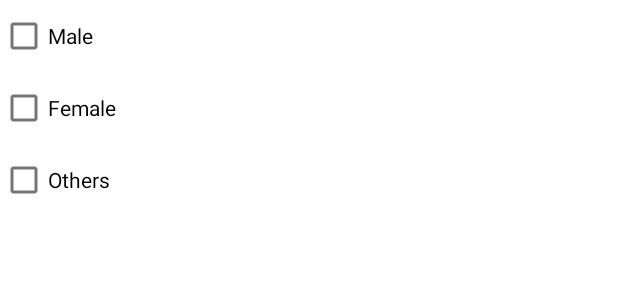
After one commit to kornsophea/BottomNav, an Android app: the layout activity_check_box.xml on its own in the app's theme, with its tools: preview values and no code run, on a phone screen of 412 x 824 dp. The commit adds this screen. Shown: the top 300 px of the screen. Run offline under Robolectric (Android 15) with nearby library versions, the phone set to English and light mode, and no system bars.

Commit message:
add more check box

```diff
--- a/app/src/main/AndroidManifest.xml
+++ b/app/src/main/AndroidManifest.xml
@@ -15,6 +15,9 @@
         tools:targetApi="31">
         <activity
             android:name=".MainActivity"
+            android:exported="false" />
+        <activity
+            android:name=".CheckBoxActivity"
             android:exported="true">
             <intent-filter>
                 <action android:name="android.intent.action.MAIN" />
--- /dev/null
+++ b/app/src/main/res/layout/activity_check_box.xml
@@ -0,0 +1,27 @@
+<?xml version="1.0" encoding="utf-8"?>
+<LinearLayout xmlns:android="http://schemas.android.com/apk/res/android"
+
+    xmlns:tools="http://schemas.android.com/tools"
+    android:layout_width="match_parent"
+    android:layout_height="match_parent"
+    android:orientation="vertical"
+    tools:context=".CheckBoxActivity">
+    <CheckBox
+        android:layout_width="match_parent"
+        android:onClick="OnCheckBoxClicked"
+        android:layout_height="wrap_content"
+        android:text="Male"
+        android:id="@+id/cb_male"/>
+    <CheckBox
+        android:id="@+id/cb_female"
+        android:layout_width="match_parent"
+        android:onClick="OnCheckBoxClicked"
+        android:layout_height="wrap_content"
+        android:text="Female"/>
+    <CheckBox
+        android:id="@+id/cb_others"
+        android:layout_width="match_parent"
+        android:onClick="OnCheckBoxClicked"
+        android:layout_height="wrap_content"
+        android:text="Others"/>
+</LinearLayout>
--- a/app/src/main/res/layout/activity_main.xml
+++ b/app/src/main/res/layout/activity_main.xml
@@ -10,6 +10,8 @@
         android:layout_width="match_parent"
         android:layout_height="match_parent"
         tools:context=".MainActivity">
+
+
 
         <com.google.android.material.bottomnavigation.BottomNavigationView
             android:id="@+id/bottom_navigation"
```
Also changed, not shown: app/src/main/java/com/example/bottomnav/CheckBoxActivity.kt (added, +36 -0 lines).
